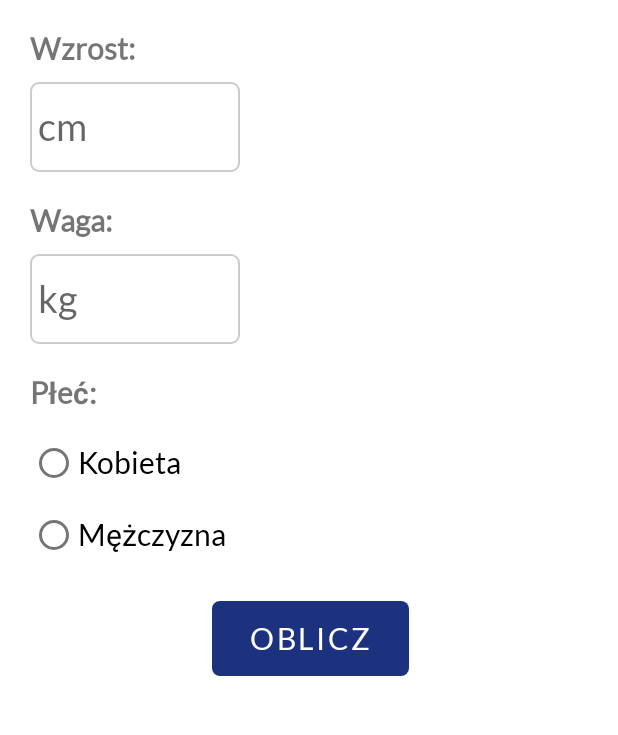
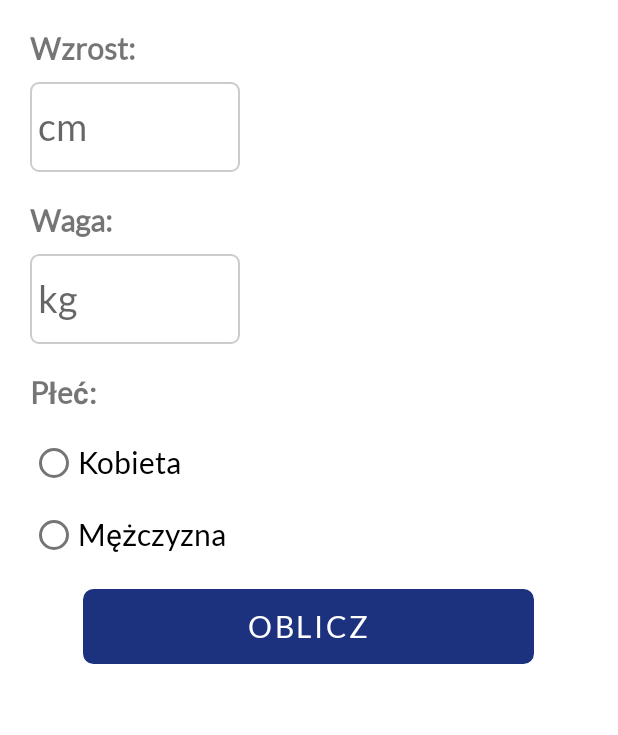
Before and after one commit to DominikJaros/Grant-naukowy, an Android app: the calculatorBMI screen opened directly, with no data from a screen before it, on a phone screen of 412 x 824 dp, the part 110-845 px from its top. Run offline under Robolectric (Android 15) with nearby library versions, the phone set to English and light mode, and no system bars.

Commit message:
Drobne poprawki

```diff
--- a/app/src/main/java/com/example/iczmp/calculatorBMI.java
+++ b/app/src/main/java/com/example/iczmp/calculatorBMI.java
@@ -58,7 +58,7 @@ public class calculatorBMI extends AppCompatActivity {
         btBack.setOnClickListener(this::onClick);
 
 
-        btBack.setOnClickListener(new View.OnClickListener(){
+        btBack.setOnClickListener(new View.OnClickListener() {
             @Override
             public void onClick(View view) {
                 Intent intent = new Intent(view.getContext(), calculators.class);
@@ -77,7 +77,7 @@ public class calculatorBMI extends AppCompatActivity {
             Calculate();
             resultsView.setVisibility(View.VISIBLE);
             resultsView.setAlpha(0f);
-            resultsView.setTranslationY(50f);
+            resultsView.setTranslationY(100f);
             resultsView.animate().alpha(1f).translationYBy(-100).setDuration(800);
 
         }
--- a/app/src/main/res/drawable/button_radius.xml
+++ b/app/src/main/res/drawable/button_radius.xml
@@ -1,6 +1,6 @@
 <?xml version="1.0" encoding="utf-8"?>
 <shape xmlns:android="http://schemas.android.com/apk/res/android"
-    android:shape="rectangle" android:padding="10dp">
-    <!-- you can use any color you want I used here gray color-->
-    <corners android:radius="5dp"/>
+    android:shape="rectangle">
+    <corners android:radius="5dp" />
+    <stroke android:width="5px" android:color="#ffff" />
 </shape>
--- a/app/src/main/res/layout/activity_calculator_bmi.xml
+++ b/app/src/main/res/layout/activity_calculator_bmi.xml
@@ -139,17 +139,18 @@
 
         <Button
             android:id="@+id/btCheck"
-            android:layout_width="200dp"
+            android:layout_width="300dp"
             android:layout_height="50dp"
             android:layout_alignParentStart="true"
             android:layout_alignParentEnd="true"
             android:layout_alignParentBottom="true"
-            android:layout_marginStart="141dp"
-            android:layout_marginEnd="139dp"
-            android:layout_marginBottom="207dp"
+            android:layout_centerVertical="true"
+            android:layout_marginStart="55dp"
+            android:layout_marginEnd="56dp"
+            android:gravity="center"
+            android:layout_marginBottom="215dp"
             android:background="@drawable/button_radius"
-            android:layout_centerHorizontal="true"
-            android:layout_centerVertical="true"
+            android:textSize="20sp"
             android:text="Oblicz" />
 
         <RelativeLayout
@@ -190,8 +191,8 @@
                 android:layout_width="wrap_content"
                 android:layout_height="wrap_content"
                 android:layout_alignParentTop="true"
-                android:layout_marginStart="66dp"
-                android:layout_marginTop="40dp"
+                android:layout_marginStart="30dp"
+                android:layout_marginTop="45dp"
                 android:layout_toEndOf="@+id/textView6"
                 android:text="Kategoria"
                 android:textSize="20sp" />
@@ -202,7 +203,7 @@
                 android:layout_height="wrap_content"
                 android:layout_below="@+id/textView7"
                 android:layout_alignParentEnd="true"
-                android:layout_marginStart="66dp"
+                android:layout_marginStart="30dp"
                 android:layout_marginTop="10dp"
                 android:layout_toEndOf="@+id/textView6"
                 android:text=""
--- a/app/src/main/res/layout/activity_miazdzyca.xml
+++ b/app/src/main/res/layout/activity_miazdzyca.xml
@@ -131,7 +131,7 @@
 
             <Button
                 android:id="@+id/btDiagnozuj"
-                android:layout_width="170dp"
+                android:layout_width="250dp"
                 android:layout_height="70dp"
                 android:background="@drawable/button_radius"
                 android:layout_marginTop="100dp"
@@ -139,7 +139,9 @@
                 android:textSize="20sp"
                 android:textStyle="bold"
                 android:text="Diagnozuj" />
+
         </LinearLayout>
     </ScrollView>
 
+
 </LinearLayout>
--- a/build.gradle
+++ b/build.gradle
@@ -5,7 +5,7 @@ buildscript {
         jcenter()
     }
     dependencies {
-        classpath "com.android.tools.build:gradle:7.0.0-alpha04"
+        classpath 'com.android.tools.build:gradle:7.0.0-alpha05'
 
         // NOTE: Do not place your application dependencies here; they belong
         // in the individual module build.gradle files
```
Also changed, not shown: app/src/main/java/com/example/iczmp/miazdzyca.java (+4 -3 lines), app/src/main/res/layout/activity_alert_green.xml (+8 -6 lines), app/src/main/res/drawable/people_alert.jpg (added), gradle/wrapper/gradle-wrapper.properties.
